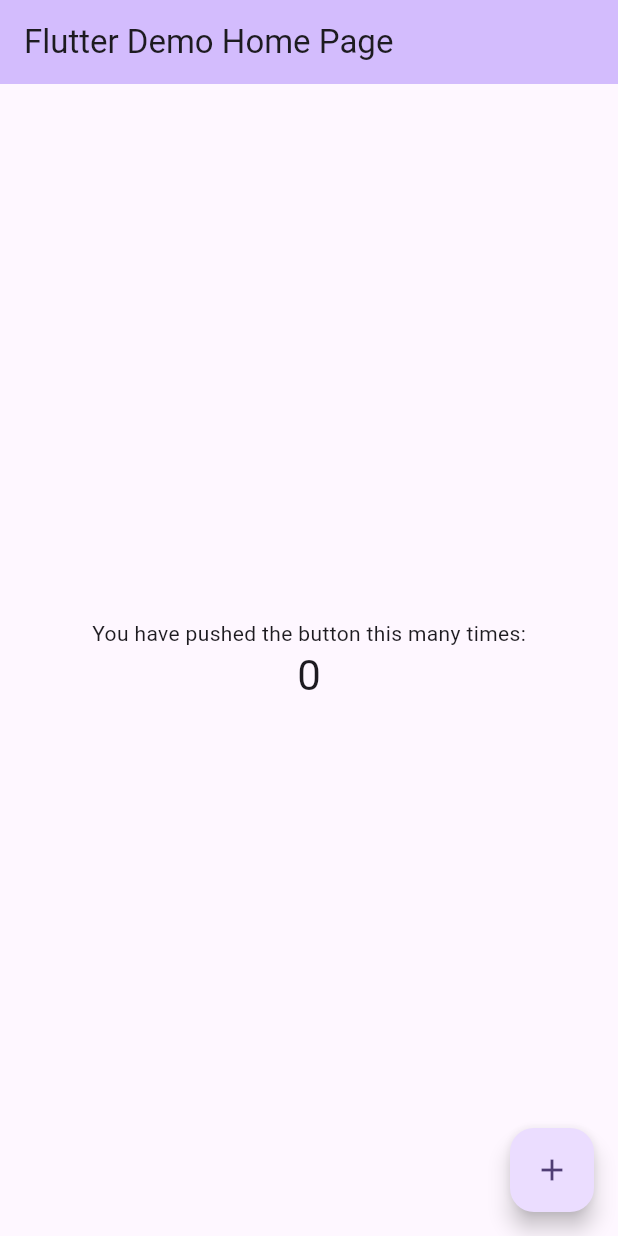
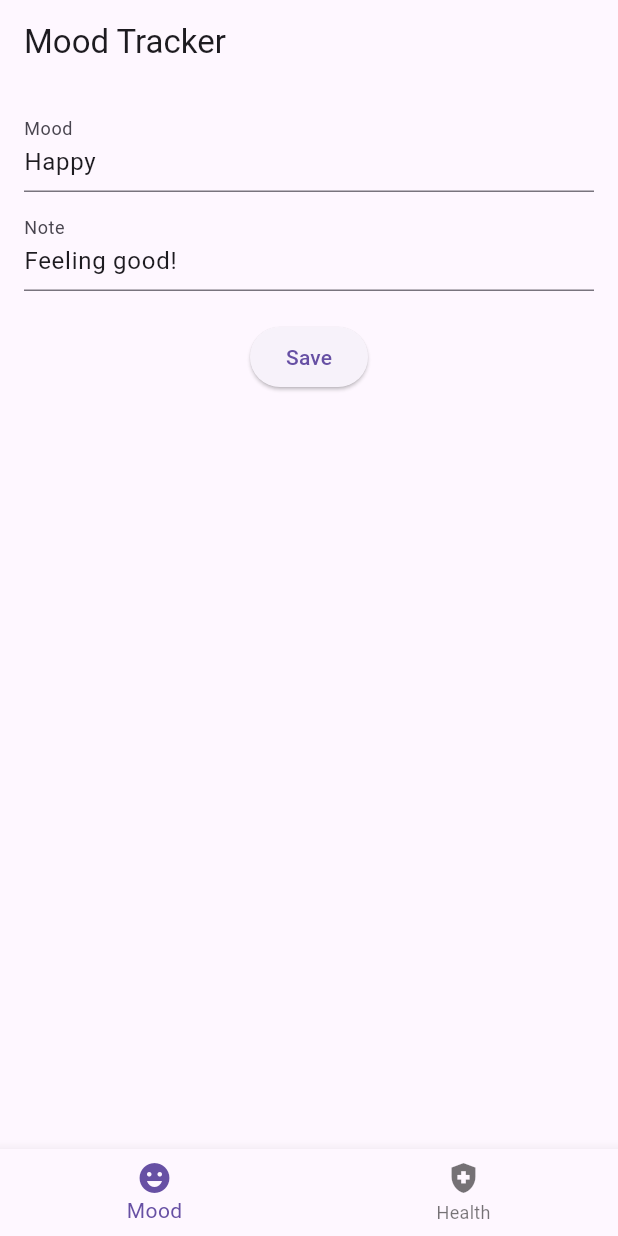
Before and after one commit to sealightclock/test_flutter_bloc, a Flutter app: the screen it shows after launch, on a phone screen of 412 x 824 dp. Run offline on Flutter 3.47's test engine with Material 3 defaults, Android fonts, the phone set to English and light mode, and no system bars; our stand-ins replace flutter_bloc, go_router, hive, hive_flutter; accounts and stored records are empty.

Commit message:
2nd commit: Implemented Bloc architecture for this Daily Mood and Health Tracker.

```diff
--- /dev/null
+++ b/lib/app.dart
@@ -0,0 +1,15 @@
+import 'package:flutter/material.dart';
+import 'router/app_router.dart';
+
+class MyApp extends StatelessWidget {
+  const MyApp({super.key});
+
+  @override
+  Widget build(BuildContext context) {
+    return MaterialApp.router(
+      title: 'Test Flutter Bloc',
+      debugShowCheckedModeBanner: false,
+      routerConfig: AppRouter.router,
+    );
+  }
+}
--- /dev/null
+++ b/lib/data/local/hive_service.dart
@@ -0,0 +1,16 @@
+import 'package:hive/hive.dart';
+
+class HiveService {
+  static const String moodBoxName = 'moodBox';
+  static const String healthBoxName = 'healthBox';
+
+  Future<void> storeData(String boxName, String key, dynamic value) async {
+    final box = await Hive.openBox(boxName);
+    await box.put(key, value);
+  }
+
+  Future<dynamic> getData(String boxName, String key) async {
+    final box = await Hive.openBox(boxName);
+    return box.get(key);
+  }
+}
--- /dev/null
+++ b/lib/domain/models/health_entry.dart
@@ -0,0 +1,6 @@
+class HealthEntry {
+  final int steps;
+  final int water;
+
+  HealthEntry({required this.steps, required this.water});
+}
--- /dev/null
+++ b/lib/domain/models/mood_entry.dart
@@ -0,0 +1,6 @@
+class MoodEntry {
+  final String mood;
+  final String note;
+
+  MoodEntry({required this.mood, required this.note});
+}
--- a/lib/main.dart
+++ b/lib/main.dart
@@ -1,122 +1,9 @@
 import 'package:flutter/material.dart';
+import 'package:hive_flutter/hive_flutter.dart';
+import 'app.dart';
 
-void main() {
+void main() async {
+  WidgetsFlutterBinding.ensureInitialized();
+  await Hive.initFlutter();
   runApp(const MyApp());
 }
-
-class MyApp extends StatelessWidget {
-  const MyApp({super.key});
-
-  // This widget is the root of your application.
-  @override
-  Widget build(BuildContext context) {
-    return MaterialApp(
-      title: 'Flutter Demo',
-      theme: ThemeData(
-        // This is the theme of your application.
-        //
-        // TRY THIS: Try running your application with "flutter run". You'll see
-        // the application has a purple toolbar. Then, without quitting the app,
-        // try changing the seedColor in the colorScheme below to Colors.green
-        // and then invoke "hot reload" (save your changes or press the "hot
-        // reload" button in a Flutter-supported IDE, or press "r" if you used
-        // the command line to start the app).
-        //
-        // Notice that the counter didn't reset back to zero; the application
-        // state is not lost during the reload. To reset the state, use hot
-        // restart instead.
-        //
-        // This works for code too, not just values: Most code changes can be
-        // tested with just a hot reload.
-        colorScheme: ColorScheme.fromSeed(seedColor: Colors.deepPurple),
-      ),
-      home: const MyHomePage(title: 'Flutter Demo Home Page'),
-    );
-  }
-}
-
-class MyHomePage extends StatefulWidget {
-  const MyHomePage({super.key, required this.title});
-
-  // This widget is the home page of your application. It is stateful, meaning
-  // that it has a State object (defined below) that contains fields that affect
-  // how it looks.
-
-  // This class is the configuration for the state. It holds the values (in this
-  // case the title) provided by the parent (in this case the App widget) and
-  // used by the build method of the State. Fields in a Widget subclass are
-  // always marked "final".
-
-  final String title;
-
-  @override
-  State<MyHomePage> createState() => _MyHomePageState();
-}
-
-class _MyHomePageState extends State<MyHomePage> {
-  int _counter = 0;
-
-  void _incrementCounter() {
-    setState(() {
-      // This call to setState tells the Flutter framework that something has
-      // changed in this State, which causes it to rerun the build method below
-      // so that the display can reflect the updated values. If we changed
-      // _counter without calling setState(), then the build method would not be
-      // called again, and so nothing would appear to happen.
-      _counter++;
-    });
-  }
-
-  @override
-  Widget build(BuildContext context) {
-    // This method is rerun every time setState is called, for instance as done
-    // by the _incrementCounter method above.
-    //
-    // The Flutter framework has been optimized to make rerunning build methods
-    // fast, so that you can just rebuild anything that needs updating rather
-    // than having to individually change instances of widgets.
-    return Scaffold(
-      appBar: AppBar(
-        // TRY THIS: Try changing the color here to a specific color (to
-        // Colors.amber, perhaps?) and trigger a hot reload to see the AppBar
-        // change color while the other colors stay the same.
-        backgroundColor: Theme.of(context).colorScheme.inversePrimary,
-        // Here we take the value from the MyHomePage object that was created by
-        // the App.build method, and use it to set our appbar title.
-        title: Text(widget.title),
-      ),
-      body: Center(
-        // Center is a layout widget. It takes a single child and positions it
-        // in the middle of the parent.
-        child: Column(
-          // Column is also a layout widget. It takes a list of children and
-          // arranges them vertically. By default, it sizes itself to fit its
-          // children horizontally, and tries to be as tall as its parent.
-          //
-          // Column has various properties to control how it sizes itself and
-          // how it positions its children. Here we use mainAxisAlignment to
-          // center the children vertically; the main axis here is the vertical
-          // axis because Columns are vertical (the cross axis would be
-          // horizontal).
-          //
-          // TRY THIS: Invoke "debug painting" (choose the "Toggle Debug Paint"
-          // action in the IDE, or press "p" in the console), to see the
-          // wireframe for each widget.
-          mainAxisAlignment: MainAxisAlignment.center,
-          children: <Widget>[
-            const Text('You have pushed the button this many times:'),
-            Text(
-              '$_counter',
-              style: Theme.of(context).textTheme.headlineMedium,
-            ),
-          ],
-        ),
-      ),
-      floatingActionButton: FloatingActionButton(
-        onPressed: _incrementCounter,
-        tooltip: 'Increment',
-        child: const Icon(Icons.add),
-      ), // This trailing comma makes auto-formatting nicer for build methods.
-    );
-  }
-}
--- /dev/null
+++ b/lib/presentation/screen1_mood/bloc/mood_bloc.dart
@@ -0,0 +1,23 @@
+import 'package:flutter_bloc/flutter_bloc.dart';
+import 'mood_event.dart';
+import 'mood_state.dart';
+import '../../../data/local/hive_service.dart';
+
+class MoodBloc extends Bloc<MoodEvent, MoodState> {
+  final HiveService hiveService;
+
+  MoodBloc(this.hiveService)
+      : super(MoodState(mood: 'Happy', note: 'Feeling good!')) {
+    on<LoadMood>((event, emit) async {
+      final mood = await hiveService.getData(HiveService.moodBoxName, 'mood') ?? 'Happy';
+      final note = await hiveService.getData(HiveService.moodBoxName, 'note') ?? 'Feeling good!';
+      emit(MoodState(mood: mood, note: note));
+    });
+
+    on<UpdateMood>((event, emit) async {
+      await hiveService.storeData(HiveService.moodBoxName, 'mood', event.mood);
+      await hiveService.storeData(HiveService.moodBoxName, 'note', event.note);
+      emit(MoodState(mood: event.mood, note: event.note));
+    });
+  }
+}
--- /dev/null
+++ b/lib/presentation/screen1_mood/bloc/mood_event.dart
@@ -0,0 +1,10 @@
+abstract class MoodEvent {}
+
+class LoadMood extends MoodEvent {}
+
+class UpdateMood extends MoodEvent {
+  final String mood;
+  final String note;
+
+  UpdateMood({required this.mood, required this.note});
+}
--- /dev/null
+++ b/lib/presentation/screen1_mood/bloc/mood_state.dart
@@ -0,0 +1,13 @@
+class MoodState {
+  final String mood;
+  final String note;
+
+  MoodState({required this.mood, required this.note});
+
+  MoodState copyWith({String? mood, String? note}) {
+    return MoodState(
+      mood: mood ?? this.mood,
+      note: note ?? this.note,
+    );
+  }
+}
--- /dev/null
+++ b/lib/presentation/screen1_mood/mood_screen.dart
@@ -0,0 +1,49 @@
+import 'package:flutter/material.dart';
+import 'package:flutter_bloc/flutter_bloc.dart';
+import 'bloc/mood_bloc.dart';
+import 'bloc/mood_event.dart';
+import 'bloc/mood_state.dart';
+import '../../data/local/hive_service.dart';
+import '../widget/bottom_nav_bar.dart';
+
+class MoodScreen extends StatelessWidget {
+  const MoodScreen({super.key});
+
+  @override
+  Widget build(BuildContext context) {
+    return BlocProvider(
+      create: (_) => MoodBloc(HiveService())..add(LoadMood()),
+      child: Scaffold(
+        appBar: AppBar(title: const Text('Mood Tracker')),
+        bottomNavigationBar: const BottomNavBar(currentIndex: 0),
+        body: BlocBuilder<MoodBloc, MoodState>(
+          builder: (context, state) {
+            final moodController = TextEditingController(text: state.mood);
+            final noteController = TextEditingController(text: state.note);
+
+            return SingleChildScrollView(
+              padding: const EdgeInsets.all(16),
+              child: Column(
+                children: [
+                  TextField(controller: moodController, decoration: const InputDecoration(labelText: 'Mood')),
+                  const SizedBox(height: 10),
+                  TextField(controller: noteController, decoration: const InputDecoration(labelText: 'Note')),
+                  const SizedBox(height: 20),
+                  ElevatedButton(
+                    onPressed: () {
+                      context.read<MoodBloc>().add(UpdateMood(
+                        mood: moodController.text,
+                        note: noteController.text,
+                      ));
+                    },
+                    child: const Text('Save'),
+                  ),
+                ],
+              ),
+            );
+          },
+        ),
+      ),
+    );
+  }
+}
--- /dev/null
+++ b/lib/presentation/widget/bottom_nav_bar.dart
@@ -0,0 +1,26 @@
+import 'package:flutter/material.dart';
+import 'package:go_router/go_router.dart';
+
+class BottomNavBar extends StatelessWidget {
+  final int currentIndex;
+
+  const BottomNavBar({super.key, required this.currentIndex});
+
+  @override
+  Widget build(BuildContext context) {
+    return BottomNavigationBar(
+      currentIndex: currentIndex,
+      onTap: (index) {
+        if (index == 0) {
+          context.go('/mood');
+        } else {
+          context.go('/health');
+        }
+      },
+      items: const [
+        BottomNavigationBarItem(icon: Icon(Icons.emoji_emotions), label: 'Mood'),
+        BottomNavigationBarItem(icon: Icon(Icons.health_and_safety), label: 'Health'),
+      ],
+    );
+  }
+}
--- /dev/null
+++ b/lib/router/app_router.dart
@@ -0,0 +1,20 @@
+import 'package:go_router/go_router.dart';
+
+import '../presentation/screen1_mood/mood_screen.dart';
+import '../presentation/screen2_health/health_screen.dart';
+
+class AppRouter {
+  static final router = GoRouter(
+    initialLocation: '/mood',
+    routes: [
+      GoRoute(
+        path: '/mood',
+        builder: (context, state) => const MoodScreen(),
+      ),
+      GoRoute(
+        path: '/health',
+        builder: (context, state) => const HealthScreen(),
+      ),
+    ],
+  );
+}
```
Also changed, not shown: lib/presentation/screen2_health/bloc/health_bloc.dart (added, +23 -0 lines), lib/presentation/screen2_health/bloc/health_event.dart (added, +10 -0 lines), lib/presentation/screen2_health/bloc/health_state.dart (added, +13 -0 lines), lib/presentation/screen2_health/health_screen.dart (added, +57 -0 lines), pubspec.yaml (+10 -0 lines), 5 other files.
